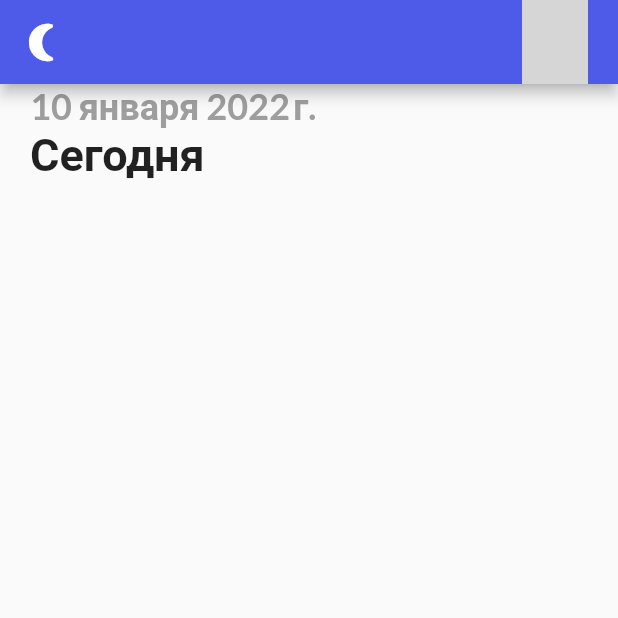
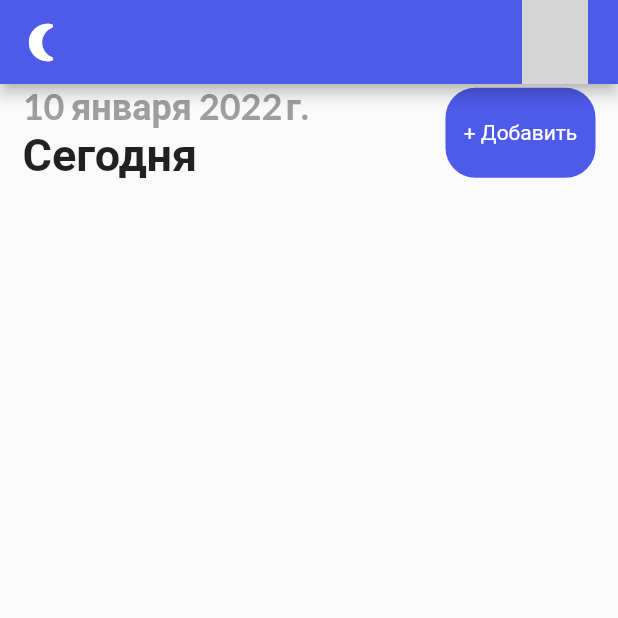
Before and after one commit to Rybchits/smart_todo_list, a Flutter app: the screen it shows after launch, on a phone screen of 412 x 824 dp, the top half of it. Run offline on Flutter 3.47's test engine with Material 2 defaults, Android fonts, the phone set to English and light mode, and no system bars; our stand-ins replace flutter_local_notifications, get, get_storage, google_fonts, timezone; grey boxes are pictures that could not be loaded.

Commit message:
[feat] created custom button

```diff
--- a/lib/ui/home_page.dart
+++ b/lib/ui/home_page.dart
@@ -5,6 +5,7 @@ import 'package:smart_todo_list/services/notification_services.dart';
 import 'package:smart_todo_list/services/theme_services.dart';
 import 'package:smart_todo_list/ui/theme.dart';
 import 'package:intl/date_symbol_data_local.dart';
+import 'package:smart_todo_list/ui/widgets/button.dart';
 
 class HomePage extends StatefulWidget {
   const HomePage({Key? key}) : super(key: key);
@@ -28,18 +29,18 @@ class _HomePageState extends State<HomePage> {
     return Scaffold(
       appBar: _appBar(),
       body: Column(children: [
-        Row(children: [
-          Container(
-            margin: const EdgeInsets.symmetric(horizontal: 20),
-            child: Column(
-                crossAxisAlignment: CrossAxisAlignment.start,
-                children: [
-                  Text(DateFormat.yMMMMd('ru').format(DateTime.now()), style: subHeadingStyle),
-                  Text('Сегодня', style: headingStyle)
-                ]
-            ),
-          )
-        ])
+        Container(
+          margin: const EdgeInsets.symmetric(horizontal: 15),
+          child: Row(mainAxisAlignment: MainAxisAlignment.spaceBetween,
+              children: [
+                Column(crossAxisAlignment: CrossAxisAlignment.start,
+                    children: [
+                      Text(DateFormat.yMMMMd('ru').format(DateTime.now()), style: subHeadingStyle),
+                      Text('Сегодня', style: headingStyle)
+                    ]),
+                CustomButton(text: '+ Добавить', onTab: () => null),
+              ]),
+        )
       ]),
     );
   }
--- /dev/null
+++ b/lib/ui/widgets/button.dart
@@ -0,0 +1,29 @@
+import 'package:flutter/material.dart';
+import 'package:flutter/widgets.dart';
+import '../theme.dart';
+
+class CustomButton extends StatelessWidget {
+  final String text;
+  final Function()? onTab;
+  const CustomButton({Key? key, required this.text, this.onTab}) : super(key: key);
+
+  @override
+  Widget build(BuildContext context) {
+    return GestureDetector(
+      onTap: onTab,
+      child: Container(
+        width: 100,
+        height: 60,
+        decoration: BoxDecoration(
+          borderRadius: BorderRadius.circular(20),
+          color: bluishClr
+        ),
+        child: Center(
+            child: Text(text,
+                style: const TextStyle(color: Colors.white),
+                textAlign: TextAlign.center)
+        ),
+      ),
+    );
+  }
+}
```
